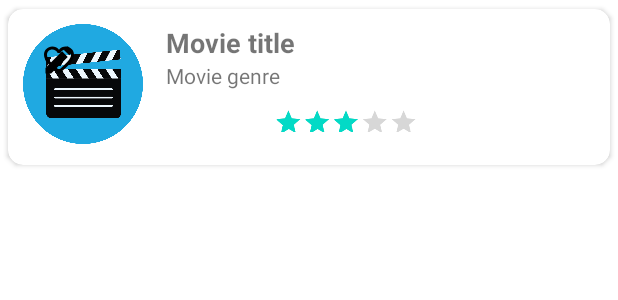
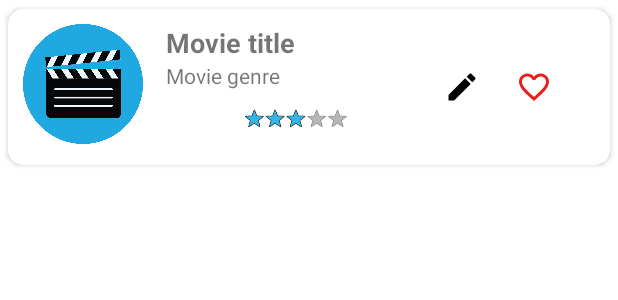
Before and after one commit to JoshF1231/ReelyGoodMovies, an Android app: the layout item_layout.xml on its own in the app's theme, with its tools: preview values and no code run, on a phone screen of 412 x 824 dp. Shown: the top 300 px of the screen. Run offline under Robolectric (Android 15) with nearby library versions, the phone set to English and light mode, and no system bars.

Commit message:
Added the favorite function to like movies and mark them. The favorite movies are saved with boolean indication.

```diff
--- a/app/src/main/java/com/example/reelygoodmovies/data/local_db/MovieDao.kt
+++ b/app/src/main/java/com/example/reelygoodmovies/data/local_db/MovieDao.kt
@@ -1,6 +1,7 @@
 package com.example.reelygoodmovies.data.local_db
 
 import androidx.lifecycle.LiveData
+import androidx.lifecycle.MutableLiveData
 import androidx.room.Dao
 import androidx.room.Delete
 import androidx.room.Insert
@@ -23,6 +24,9 @@ interface MovieDao {
     @Query("SELECT * FROM movies")
     fun getMovies(): LiveData<List<Movie>>
 
+    @Query("SELECT * FROM movies WHERE id = :id")
+    fun getMovie(id: Int) : Movie
+
     @Query("DELETE FROM movies")
     suspend fun deleteAllMovies()
 }
--- a/app/src/main/java/com/example/reelygoodmovies/data/models/Movie.kt
+++ b/app/src/main/java/com/example/reelygoodmovies/data/models/Movie.kt
@@ -22,7 +22,9 @@ data class Movie(
     @ColumnInfo(name = "genre")
     val genre: List<Int>,
     @ColumnInfo(name = "photo")
-    val photo: String?
+    val photo: String?,
+    @ColumnInfo(name = "favorite")
+    var favorite: Boolean = false,
 ) {
     @PrimaryKey(autoGenerate = true)
     var id: Int = 0
--- a/app/src/main/java/com/example/reelygoodmovies/data/repositories/MovieRepository.kt
+++ b/app/src/main/java/com/example/reelygoodmovies/data/repositories/MovieRepository.kt
@@ -16,6 +16,8 @@ class MovieRepository(application: Application) {
 
     fun getMovies() = movieDao?.getMovies()
 
+    fun getMovie(id: Int) = movieDao?.getMovie(id)
+
     suspend fun addMovie(movie: Movie) {
         movieDao?.addMovie(movie)
     }
--- a/app/src/main/res/drawable/baseline_delete_24.xml
+++ b/app/src/main/res/drawable/baseline_delete_24.xml
@@ -1,4 +1,4 @@
-<vector xmlns:android="http://schemas.android.com/apk/res/android" android:height="24dp" android:tint="#7C1111" android:viewportHeight="24" android:viewportWidth="24" android:width="24dp">
+<vector xmlns:android="http://schemas.android.com/apk/res/android" android:height="24dp" android:tint="#E52020" android:viewportHeight="24" android:viewportWidth="24" android:width="24dp">
 
     <path android:fillColor="@android:color/white" android:pathData="M6,19c0,1.1 0.9,2 2,2h8c1.1,0 2,-0.9 2,-2V7H6v12zM19,4h-3.5l-1,-1h-5l-1,1H5v2h14V4z"/>
 
--- a/app/src/main/res/drawable/baseline_favorite_24.xml
+++ b/app/src/main/res/drawable/baseline_favorite_24.xml
@@ -1,4 +1,4 @@
-<vector xmlns:android="http://schemas.android.com/apk/res/android" android:height="24dp" android:tint="#000000" android:viewportHeight="24" android:viewportWidth="24" android:width="24dp">
+<vector xmlns:android="http://schemas.android.com/apk/res/android" android:height="24dp" android:tint="#E52020" android:viewportHeight="24" android:viewportWidth="24" android:width="24dp">
 
     <path android:fillColor="@android:color/white" android:pathData="M12,21.35l-1.45,-1.32C5.4,15.36 2,12.28 2,8.5 2,5.42 4.42,3 7.5,3c1.74,0 3.41,0.81 4.5,2.09C13.09,3.81 14.76,3 16.5,3 19.58,3 22,5.42 22,8.5c0,3.78 -3.4,6.86 -8.55,11.54L12,21.35z"/>
 
--- a/app/src/main/res/drawable/baseline_favorite_border_24.xml
+++ b/app/src/main/res/drawable/baseline_favorite_border_24.xml
@@ -1,4 +1,4 @@
-<vector xmlns:android="http://schemas.android.com/apk/res/android" android:height="24dp" android:tint="#000000" android:viewportHeight="24" android:viewportWidth="24" android:width="24dp">
+<vector xmlns:android="http://schemas.android.com/apk/res/android" android:height="24dp" android:tint="#E52020" android:viewportHeight="24" android:viewportWidth="24" android:width="24dp">
 
     <path android:fillColor="@android:color/white" android:pathData="M16.5,3c-1.74,0 -3.41,0.81 -4.5,2.09C10.91,3.81 9.24,3 7.5,3 4.42,3 2,5.42 2,8.5c0,3.78 3.4,6.86 8.55,11.54L12,21.35l1.45,-1.32C18.6,15.36 22,12.28 22,8.5 22,5.42 19.58,3 16.5,3zM12.1,18.55l-0.1,0.1 -0.1,-0.1C7.14,14.24 4,11.39 4,8.5 4,6.5 5.5,5 7.5,5c1.54,0 3.04,0.99 3.57,2.36h1.87C13.46,5.99 14.96,5 16.5,5c2,0 3.5,1.5 3.5,3.5 0,2.89 -3.14,5.74 -7.9,10.05z"/>
 
--- a/app/src/main/res/layout/item_layout.xml
+++ b/app/src/main/res/layout/item_layout.xml
@@ -1,12 +1,13 @@
 <?xml version="1.0" encoding="utf-8"?>
 <androidx.cardview.widget.CardView xmlns:android="http://schemas.android.com/apk/res/android"
+    xmlns:app="http://schemas.android.com/apk/res-auto"
     xmlns:tools="http://schemas.android.com/tools"
     android:layout_width="match_parent"
     android:layout_height="wrap_content"
-    xmlns:app="http://schemas.android.com/apk/res-auto"
+    app:cardCornerRadius="10dp"
     app:cardUseCompatPadding="true"
-    app:contentPadding="10dp"
-    app:cardCornerRadius="10dp">
+    app:contentPadding="10dp">
+
     <androidx.constraintlayout.widget.ConstraintLayout
         android:layout_width="match_parent"
         android:layout_height="wrap_content"
@@ -23,63 +24,67 @@
 
         <LinearLayout
             android:id="@+id/linearLayout"
-            android:layout_width="0dp"
+            android:layout_width="wrap_content"
             android:layout_height="wrap_content"
             android:layout_marginStart="15dp"
             android:orientation="vertical"
             app:layout_constraintBottom_toBottomOf="parent"
-            app:layout_goneMarginStart="50dp"
-            app:layout_constraintStart_toEndOf="@id/iv_item_movie_image">
+            app:layout_constraintStart_toEndOf="@id/iv_item_movie_image"
+            app:layout_goneMarginStart="50dp">
 
             <TextView
                 android:id="@+id/tv_item_movie_title"
-                android:layout_width="match_parent"
+                android:layout_width="wrap_content"
                 android:layout_height="wrap_content"
-                android:layout_gravity="center"
+                android:layout_gravity="start|center"
                 android:text="@string/movie_title_label"
                 android:textSize="18sp"
                 android:textStyle="bold" />
 
             <TextView
                 android:id="@+id/tv_item_movie_genre"
-                android:layout_width="match_parent"
+                android:layout_width="wrap_content"
                 android:layout_height="wrap_content"
+                android:layout_gravity="start|center"
                 android:text="@string/movie_genre_label" />
 
 
             <RatingBar
                 android:id="@+id/rb_item_movie_rating"
+                style="@android:style/Widget.Holo.Light.RatingBar.Indicator"
                 android:layout_width="wrap_content"
                 android:layout_height="40dp"
-                android:layout_gravity="center"
+                android:layout_gravity="start|center"
                 android:isIndicator="true"
                 android:numStars="5"
                 android:rating="3"
                 android:scaleX="0.4"
                 android:scaleY="0.4"
                 android:stepSize="1" />
-
         </LinearLayout>
-
-
 
         <ImageButton
             android:id="@+id/ib_item_edit_"
             android:layout_width="48dp"
             android:layout_height="48dp"
-            android:layout_gravity="end|center"
             android:background="@null"
             android:contentDescription="@string/edit_movie_bt"
-            android:src="@drawable/baseline_edit_24" />
+            android:src="@drawable/baseline_edit_24"
+            app:layout_constraintBottom_toBottomOf="parent"
+            app:layout_constraintStart_toEndOf="@id/linearLayout"
+            app:layout_constraintTop_toTopOf="parent" />
 
-    <ImageButton
-        android:id="@+id/ib_item_favorite_"
-        android:layout_width="48dp"
-        android:layout_height="48dp"
-        android:layout_gravity="center"
-        android:background="@null"
-        android:contentDescription="@string/edit_movie_bt"
-        android:src="@drawable/baseline_favorite_border_24" />
+        <ImageButton
+            android:id="@+id/ib_item_favorite_"
+            android:layout_width="48dp"
+            android:layout_height="48dp"
+            android:background="@null"
+            android:contentDescription="@string/like_movie"
+            android:src="@drawable/baseline_favorite_border_24"
+            app:layout_constraintBottom_toBottomOf="parent"
+            app:layout_constraintStart_toEndOf="@id/ib_item_edit_"
+            app:layout_constraintTop_toTopOf="parent" />
+
 
     </androidx.constraintlayout.widget.ConstraintLayout>
 
--- a/app/src/main/res/values/strings.xml
+++ b/app/src/main/res/values/strings.xml
@@ -58,10 +58,7 @@
     <string name="delete">Delete</string>
     <string name="warning_before_item_delete">Warning before item delete</string>
     <string name="all_movies_deleted_confirmation">All movies deleted!</string>
-
-
-
-
+    <string name="like_movie">like movie</string>
 
 
 </resources>
```
Also changed, not shown: app/src/main/java/com/example/reelygoodmovies/ui/ActivityViewModel.kt (+7 -0 lines), app/src/main/java/com/example/reelygoodmovies/ui/add_edit_movie/AddOrEditItemFragment.kt (+12 -1 lines), app/src/main/java/com/example/reelygoodmovies/ui/all_movies/AllItemsFragment.kt (+10 -1 lines), app/src/main/java/com/example/reelygoodmovies/ui/all_movies/ItemAdapter.kt (+8 -2 lines), app/src/main/res/layout/add_item_layout.xml (+8 -0 lines).
